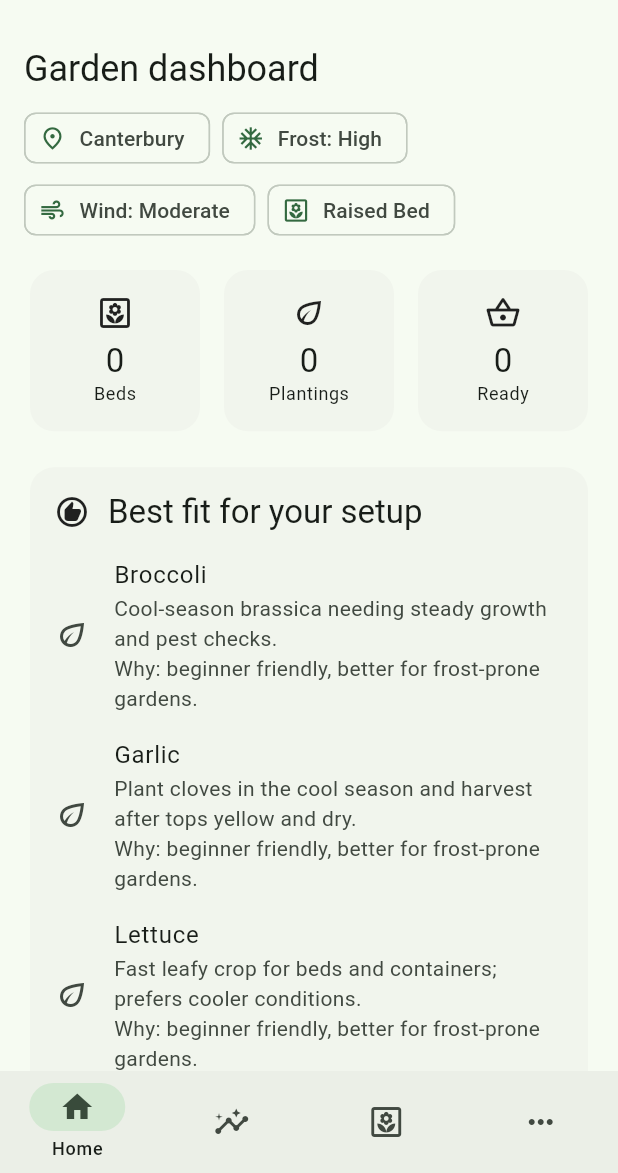
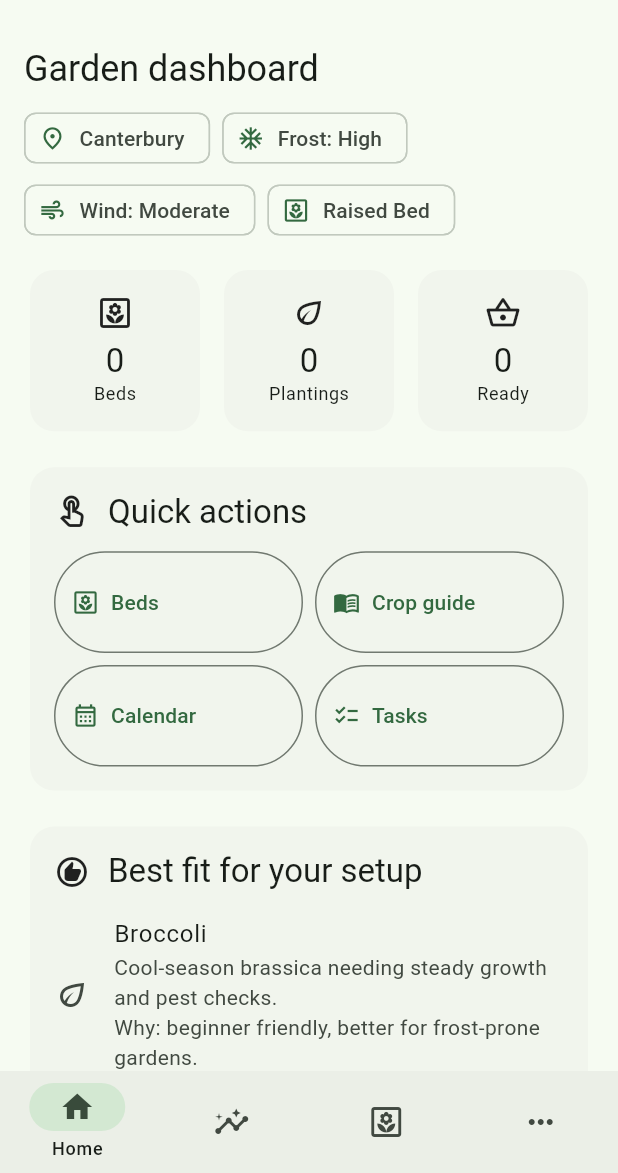
Before and after one commit to Archil3s/nz-vege-garden, a Flutter app: the screen it shows after launch, on a phone screen of 412 x 824 dp, the part 63-1236 px from its top. Run offline on Flutter 3.47's test engine with Material 3 defaults, Android fonts, the phone set to English and light mode, and no system bars; our stand-ins replace flutter_local_notifications, flutter_svg, shared_preferences.

Commit message:
feat(home): add quick action shortcuts
Added a Quick Actions card to the Home dashboard so reducing the bottom navigation does not make key tools harder to reach.

Changes:
- Added Home shortcuts for Beds, Crop Guide, Calendar, and Tasks
- Added compact two-column outlined action buttons
- Imported target screens directly for straightforward navigation
- Kept the card lightweight and phone-friendly

This improves UX after moving secondary sections into More by keeping common workflows accessible from the dashboard.

```diff
--- a/lib/features/home/home_screen.dart
+++ b/lib/features/home/home_screen.dart
@@ -9,6 +9,10 @@ import '../../data/models/crop.dart';
 import '../../data/models/garden_bed.dart';
 import '../../data/models/garden_bed_planting.dart';
 import '../../data/models/nz_region.dart';
+import '../calendar/crop_calendar_screen.dart';
+import '../crops/crop_guide_screen.dart';
+import '../garden_beds/garden_beds_screen.dart';
+import '../tasks/weekly_tasks_screen.dart';
 
 class HomeScreen extends StatelessWidget {
   const HomeScreen({super.key});
@@ -76,6 +80,8 @@ class HomeScreen extends StatelessWidget {
               ),
               const SizedBox(height: 16),
               _SummaryCards(data: data),
+              const SizedBox(height: 16),
+              const _QuickActionsCard(),
               const SizedBox(height: 16),
               _BestForSetupCard(
                 crops: data.recommendedCrops,
@@ -326,6 +332,102 @@ class _SummaryCard extends StatelessWidget {
             ),
           ],
         ),
+      ),
+    );
+  }
+}
+
+class _QuickActionsCard extends StatelessWidget {
+  const _QuickActionsCard();
+
+  @override
+  Widget build(BuildContext context) {
+    return Card(
+      child: Padding(
+        padding: const EdgeInsets.all(16),
+        child: Column(
+          crossAxisAlignment: CrossAxisAlignment.start,
+          children: [
+            Row(
+              children: [
+                const Icon(Icons.touch_app_outlined),
+                const SizedBox(width: 12),
+                Expanded(
+                  child: Text(
+                    'Quick actions',
+                    style: Theme.of(context).textTheme.titleLarge,
+                  ),
+                ),
+              ],
+            ),
+            const SizedBox(height: 12),
+            GridView.count(
+              crossAxisCount: 2,
+              shrinkWrap: true,
+              physics: const NeverScrollableScrollPhysics(),
+              childAspectRatio: 2.45,
+              mainAxisSpacing: 8,
+              crossAxisSpacing: 8,
+              children: [
+                _QuickActionButton(
+                  icon: Icons.yard_outlined,
+                  label: 'Beds',
+                  onTap: () => _open(context, const GardenBedsScreen()),
+                ),
+                _QuickActionButton(
+                  icon: Icons.menu_book_outlined,
+                  label: 'Crop guide',
+                  onTap: () => _open(context, const CropGuideScreen()),
+                ),
+                _QuickActionButton(
+                  icon: Icons.calendar_month_outlined,
+                  label: 'Calendar',
+                  onTap: () => _open(context, const CropCalendarScreen()),
+                ),
+                _QuickActionButton(
+                  icon: Icons.checklist_outlined,
+                  label: 'Tasks',
+                  onTap: () => _open(context, const WeeklyTasksScreen()),
+                ),
+              ],
+            ),
+          ],
+        ),
+      ),
+    );
+  }
+
+  void _open(BuildContext context, Widget screen) {
+    Navigator.of(context).push(
+      MaterialPageRoute(builder: (_) => screen),
+    );
+  }
+}
+
+class _QuickActionButton extends StatelessWidget {
+  const _QuickActionButton({
+    required this.icon,
+    required this.label,
+    required this.onTap,
+  });
+
+  final IconData icon;
+  final String label;
+  final VoidCallback onTap;
+
+  @override
+  Widget build(BuildContext context) {
+    return OutlinedButton.icon(
+      onPressed: onTap,
+      icon: Icon(icon, size: 18),
+      label: Text(
+        label,
+        maxLines: 1,
+        overflow: TextOverflow.ellipsis,
+      ),
+      style: OutlinedButton.styleFrom(
+        alignment: Alignment.centerLeft,
+        padding: const EdgeInsets.symmetric(horizontal: 12),
       ),
     );
   }
```
